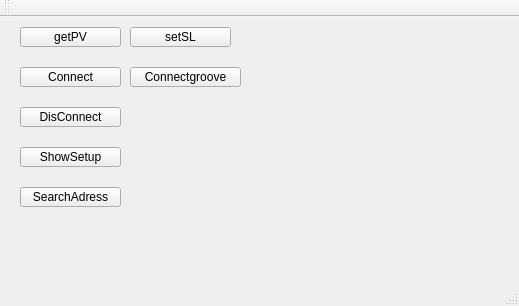
This is AL808_DRV/test_AL808/mainwindow.ui in Aimiaomiao1314/temControl as Qt 5 draws it before an edit. The edited form follows.
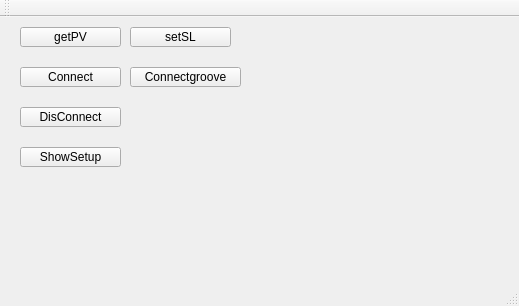
This is the edited form.

```diff
--- a/AL808_DRV/test_AL808/mainwindow.ui
+++ b/AL808_DRV/test_AL808/mainwindow.ui
@@ -66,19 +66,6 @@
      <string>ShowSetup</string>
     </property>
    </widget>
-   <widget class="QPushButton" name="Btn_SearchAdress">
-    <property name="geometry">
-     <rect>
-      <x>20</x>
-      <y>170</y>
-      <width>101</width>
-      <height>20</height>
-     </rect>
-    </property>
-    <property name="text">
-     <string>SearchAdress</string>
-    </property>
-   </widget>
    <widget class="QPushButton" name="pushButton_SetSL">
     <property name="geometry">
      <rect>
```
